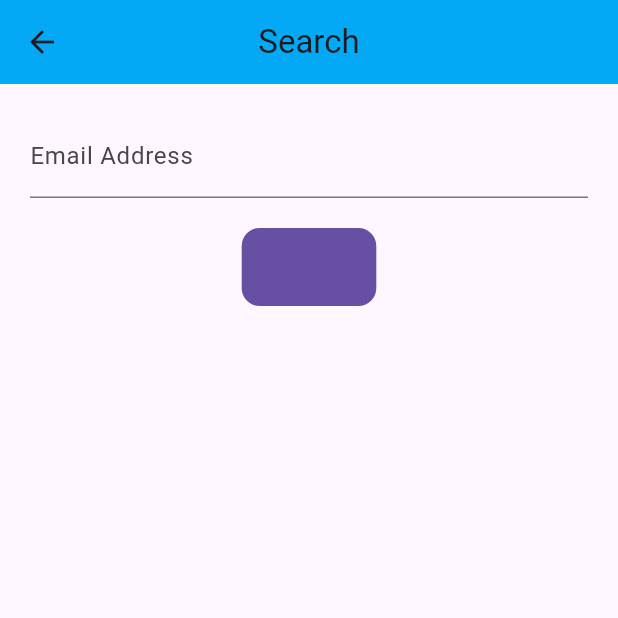
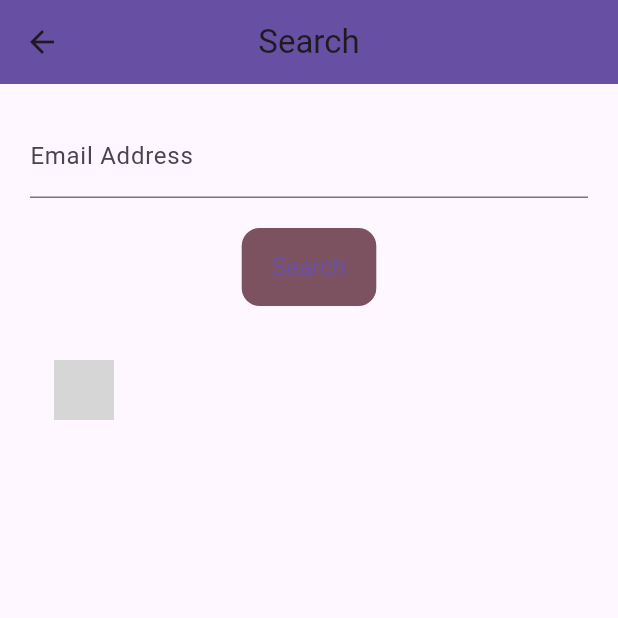
Before and after one commit to codewith-usama/ChitChatHub, a Flutter app: the HomePage screen opened directly with empty values, after a tap on the "search" icon, on a phone screen of 412 x 824 dp, the top half of it. Run offline on Flutter 3.47's test engine with Material 3 defaults, Android fonts, the phone set to English and light mode, and no system bars; our stand-ins replace cloud_firestore, firebase_auth, firebase_core, firebase_storage, image_cropper, image_picker; accounts and stored records are empty; network calls fail; grey boxes are pictures that could not be loaded.

Commit message:
Implement search user from Firebase

```diff
--- a/lib/main.dart
+++ b/lib/main.dart
@@ -16,8 +16,9 @@ void main() async {
   if (currentUser != null) {
     UserModel? userModel =
         await FirebaseHelper.getUserModelById(currentUser.uid);
+
     if (userModel != null) {
-      MyAppLoggedIn(userModel: userModel, user: currentUser);
+      runApp(MyAppLoggedIn(userModel: userModel, user: currentUser));
     }
   } else {
     runApp(const MainApp());
--- a/lib/models/firebase_helper.dart
+++ b/lib/models/firebase_helper.dart
@@ -6,7 +6,9 @@ class FirebaseHelper {
     UserModel? userModel;
     DocumentSnapshot? snapshot =
         await FirebaseFirestore.instance.collection("users").doc(uid).get();
-    userModel = UserModel.fromMap(snapshot.data() as Map<String, dynamic>);
+    if (snapshot.data() != null) {
+      userModel = UserModel.fromMap(snapshot.data() as Map<String, dynamic>);
+    }
 
     return userModel;
   }
--- a/lib/pages/home_page.dart
+++ b/lib/pages/home_page.dart
@@ -19,23 +19,24 @@ class HomePage extends StatefulWidget {
 class _HomePageState extends State<HomePage> {
   @override
   Widget build(BuildContext context) {
-    print('home');
     return Scaffold(
       appBar: AppBar(
         automaticallyImplyLeading: false,
         backgroundColor: Colors.lightBlue,
         centerTitle: true,
-        title: const Text('ChitChatHub'),
+        title: const Text('ChitChatHub', style: TextStyle(color: Colors.white)),
       ),
-      body: SafeArea(
-        child: Container(),
+      body: const SafeArea(
+        child: SizedBox.shrink(),
       ),
       floatingActionButton: FloatingActionButton(
         onPressed: () {
           Navigator.of(context).push(
             MaterialPageRoute(
-              builder: (context) =>
-                  SearchPage(userModel: widget.userModel, user: widget.user),
+              builder: (context) {
+                return SearchPage(
+                    userModel: widget.userModel, user: widget.user);
+              },
             ),
           );
         },
--- a/lib/pages/search_page.dart
+++ b/lib/pages/search_page.dart
@@ -1,4 +1,5 @@
 import 'package:chat_app/models/user_model.dart';
+import 'package:cloud_firestore/cloud_firestore.dart';
 import 'package:firebase_auth/firebase_auth.dart';
 import 'package:flutter/cupertino.dart';
 import 'package:flutter/material.dart';
@@ -17,12 +18,15 @@ class SearchPage extends StatefulWidget {
 }
 
 class _SearchPageState extends State<SearchPage> {
+  final TextEditingController _searchController = TextEditingController();
   @override
   Widget build(BuildContext context) {
     return Scaffold(
       appBar: AppBar(
-        title: const Text('Search'),
-        backgroundColor: Colors.lightBlue,
+        title: const Text(
+          'Search',
+        ),
+        backgroundColor: Theme.of(context).colorScheme.primary,
         centerTitle: true,
       ),
       body: SafeArea(
@@ -33,19 +37,56 @@ class _SearchPageState extends State<SearchPage> {
           ),
           child: Column(
             children: [
-              const TextField(
-                decoration: InputDecoration(
+              TextField(
+                controller: _searchController,
+                decoration: const InputDecoration(
                   labelText: "Email Address",
                 ),
               ),
               const SizedBox(height: 20),
               CupertinoButton(
-                color: Theme.of(context).colorScheme.primary,
+                color: Theme.of(context).colorScheme.tertiary,
                 child: const Text('Search'),
-                onPressed: () {},
+                onPressed: () {
+                  setState(() {});
+                },
               ),
               const SizedBox(height: 20),
-              // StreamBuilder(stream: stream, builder: builder)
+              StreamBuilder(
+                stream: FirebaseFirestore.instance
+                    .collection("users")
+                    .where("email", isEqualTo: _searchController.text)
+                    .snapshots(),
+                builder: (BuildContext context,
+                    AsyncSnapshot<QuerySnapshot> snapshot) {
+                  if (snapshot.connectionState == ConnectionState.active) {
+                    if (snapshot.hasData) {
+                      if (snapshot.data!.docs.isNotEmpty) {
+                        Map<String, dynamic> data = snapshot.data!.docs[0]
+                            .data() as Map<String, dynamic>;
+                        UserModel searchUserModel = UserModel.fromMap(data);
+
+                        return ListTile(
+                          leading: CircleAvatar(
+                            backgroundColor: Colors.grey.shade400,
+                            backgroundImage: NetworkImage(searchUserModel.profilePicUrl!),
+                          ),
+                          title: Text(searchUserModel.fullName.toString()),
+                          subtitle: Text(searchUserModel.email.toString()),
+                        );
+                      } else {
+                        return const Center(child: Text("No results found"));
+                      }
+                    } else if (snapshot.hasError) {
+                      return const Center(child: Text("An error occurred"));
+                    } else {
+                      return const Center(child: Text("No results found"));
+                    }
+                  } else {
+                    return const Center(child: CircularProgressIndicator());
+                  }
+                },
+              ),
             ],
           ),
         ),
```
